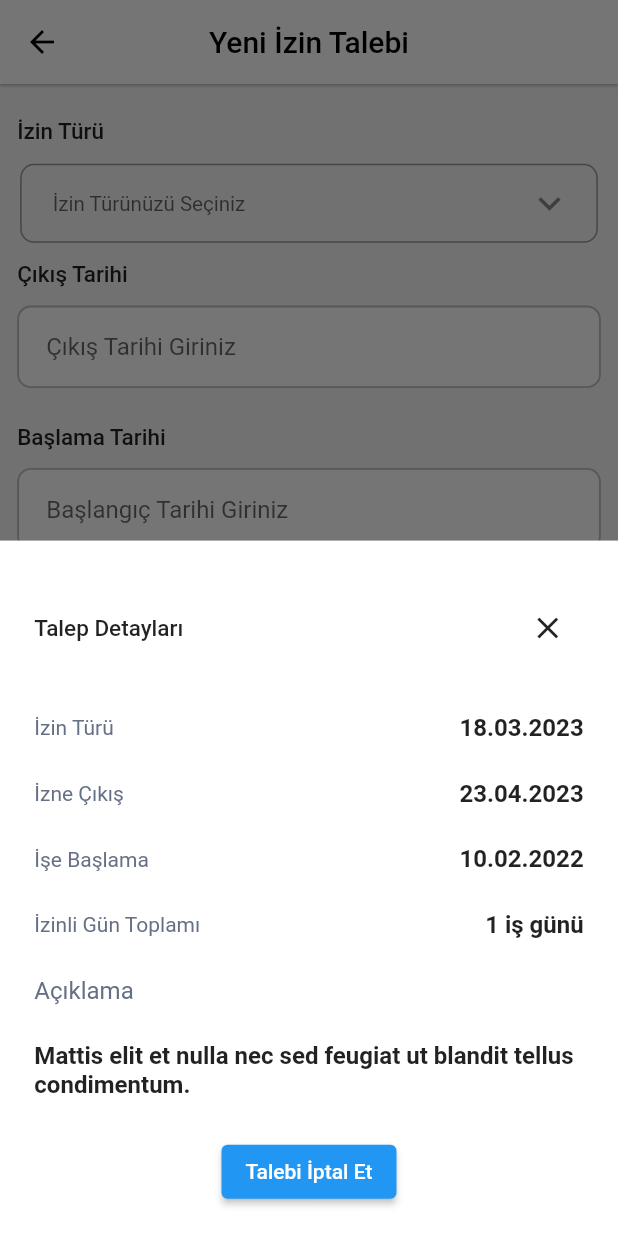
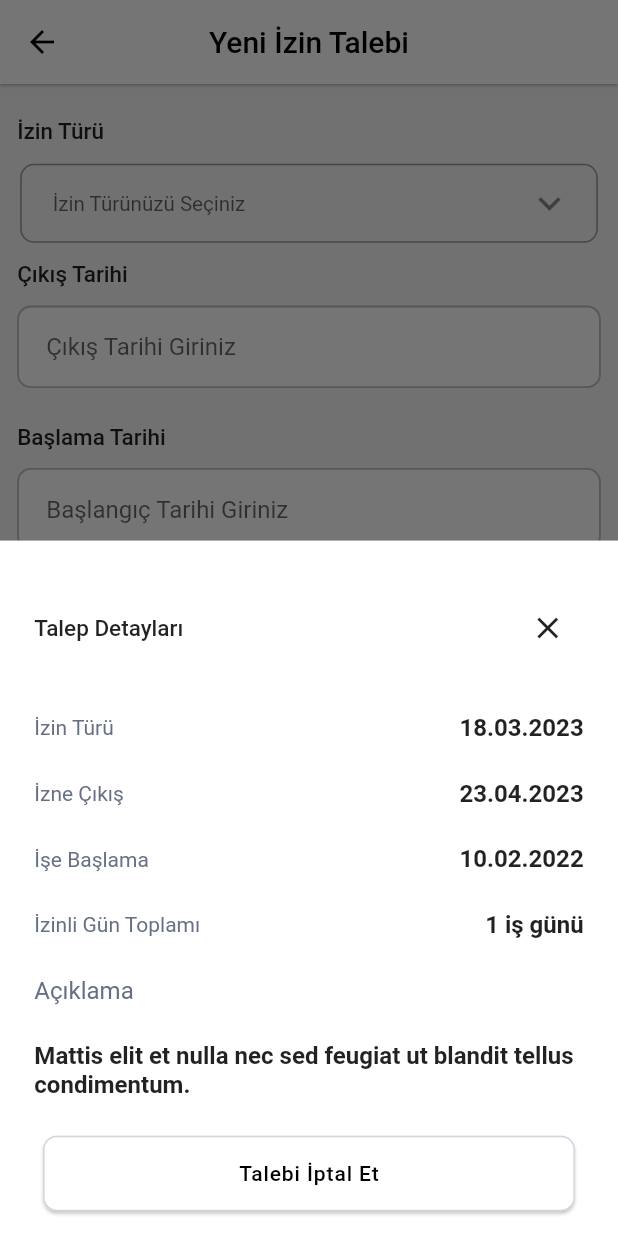
Before and after one commit to hmustafabolat/peptaskApp, a Flutter app: the PermissionRequestPage screen opened directly, after a tap on "Talebi Gönder", on a phone screen of 412 x 824 dp. Run offline on Flutter 3.47's test engine with Material 2 defaults, Android fonts, the phone set to English and light mode, and no system bars; our stand-ins replace cloud_firestore, dotted_border, dropdown_button2, firebase_auth, firebase_core, flutter_screenutil and 1 more; accounts and stored records are empty.

Commit message:
Button update

```diff
--- a/lib/widgets/buttons/button.dart
+++ b/lib/widgets/buttons/button.dart
@@ -27,9 +27,7 @@ class PurpleMainButton extends StatelessWidget {
     return ElevatedButton(
       onPressed: onPressed,
       child: Container(
-          margin: EdgeInsets
-              .symmetric(vertical: 15, horizontal: 125)
-              .w,
+          margin: EdgeInsets.symmetric(vertical: 15, horizontal: 125).w,
           child: Text(text)),
       style: ElevatedButton.styleFrom(
         primary: Color.fromRGBO(127, 86, 217, 1),
@@ -146,6 +144,7 @@ class BackButton extends StatelessWidget {
   }
 }
 
+//Uygulama da geri gelmek için kullanılan butondur.
 class BackLogo extends StatelessWidget {
   const BackLogo({Key? key}) : super(key: key);
 
@@ -159,6 +158,9 @@ class BackLogo extends StatelessWidget {
 class RequestSendButton extends StatelessWidget {
   const RequestSendButton({Key? key}) : super(key: key);
 
+  void _closeBottomSheet(BuildContext context){
+    Navigator.pop(context);
+  }
   @override
   Widget build(BuildContext context) {
     return ElevatedButton(
@@ -170,18 +172,21 @@ class RequestSendButton extends StatelessWidget {
                 height: 60.sh,
                 width: 200.sw,
                 color: Colors.white,
+
                 child: Center(
                   child: Padding(
-                    padding: EdgeInsets
-                        .only(top: 30, right: 20, left: 20)
-                        .r,
+                    padding: EdgeInsets.only(top: 30, right: 20, left: 20).r,
                     child: Column(children: [
                       Row(
                         mainAxisAlignment: MainAxisAlignment.spaceBetween,
                         children: [
-                          InfoTextWidget(infoText: "Talep Detayları",),
+                          InfoTextWidget(
+                            infoText: "Talep Detayları",
+                          ),
                           IconButton(
-                            onPressed: () {},
+                            onPressed: () {
+                              _closeBottomSheet(context);
+                            },
                             icon: Icon(Icons.close),
                           ),
                         ],
@@ -202,9 +207,28 @@ class RequestSendButton extends StatelessWidget {
                       SizedBox(height: 0.03.sh),
                       BottomSheetDesciription(
                         description: "Açıklama",
-                        descriptionFull: "Mattis elit et nulla nec sed feugiat ut blandit tellus condimentum.",),
+                        descriptionFull:
+                            "Mattis elit et nulla nec sed feugiat ut blandit tellus condimentum.",
+                      ),
                       SizedBox(height: 0.03.sh),
-                      ElevatedButton(onPressed: (){}, child: Text("Talebi İptal Et"),),
+                      ElevatedButton(
+                        onPressed: () {
+                          Get.back();
+                        },
+                        style: ElevatedButton.styleFrom(
+                          backgroundColor: Colors.white,
+                          elevation: 1,
+                          side: BorderSide(width: 1, color: Color.fromRGBO(208, 213, 221, 1),),
+                          shape: RoundedRectangleBorder(
+                            borderRadius: BorderRadius.circular(8).r,
+                          ),
+                        ),
+                        child: Container(
+                            margin: EdgeInsets.symmetric(
+                                    vertical: 15, horizontal: 100)
+                                .w,
+                            child: Text("Talebi İptal Et",style: TextStyle(color: Colors.black, letterSpacing: 0.6),)),
+                      ),
                     ]),
                   ),
                 ),
@@ -212,12 +236,10 @@ class RequestSendButton extends StatelessWidget {
             });
       },
       child: Container(
-          margin: EdgeInsets
-              .symmetric(vertical: 15, horizontal: 115)
-              .w,
+          margin: EdgeInsets.symmetric(vertical: 15, horizontal: 115).w,
           child: Text("Talebi Gönder")),
       style: ElevatedButton.styleFrom(
-        primary: Color.fromRGBO(127, 86, 217, 1),
+        backgroundColor: Color.fromRGBO(127, 86, 217, 1),
         shape: RoundedRectangleBorder(
           borderRadius: BorderRadius.circular(8),
         ),
```
